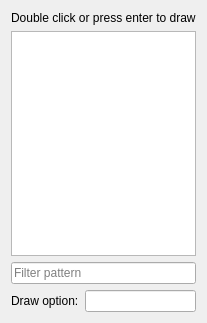
Old version of the form main/spectra/src/ViewDrawPanel.ui in the repository FRIBDAQ/SpecTcl.
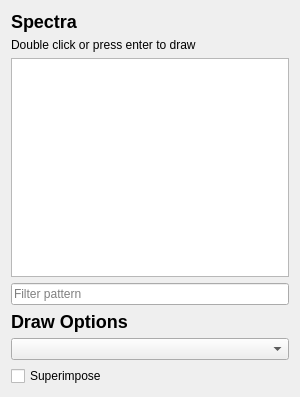
New version of the form.

Commit message: Improves drawing options

Diff of the .ui file:
```diff
--- a/main/spectra/src/ViewDrawPanel.ui
+++ b/main/spectra/src/ViewDrawPanel.ui
@@ -6,21 +6,30 @@
    <rect>
     <x>0</x>
     <y>0</y>
-    <width>202</width>
-    <height>323</height>
+    <width>300</width>
+    <height>397</height>
    </rect>
   </property>
   <property name="maximumSize">
    <size>
-    <width>250</width>
+    <width>300</width>
     <height>16777215</height>
    </size>
   </property>
   <property name="windowTitle">
    <string>Form</string>
   </property>
-  <layout class="QGridLayout" name="gridLayout">
-   <item row="0" column="0" colspan="2">
+  <layout class="QVBoxLayout" name="verticalLayout_3">
+   <item>
+    <layout class="QVBoxLayout" name="verticalLayout_2">
+     <item>
+      <widget class="QLabel" name="label">
+       <property name="text">
+        <string>&lt;html&gt;&lt;head/&gt;&lt;body&gt;&lt;p&gt;&lt;span style=&quot; font-size:x-large; font-weight:600;&quot;&gt;Spectra&lt;/span&gt;&lt;/p&gt;&lt;/body&gt;&lt;/html&gt;</string>
+       </property>
+      </widget>
+     </item>
+     <item>
     <widget class="QLabel" name="pInstructionsl">
      <property name="text">
       <string>Double click or press enter to draw</string>
@@ -30,27 +39,50 @@
      </property>
     </widget>
    </item>
-   <item row="1" column="0" colspan="2">
+     <item>
     <widget class="QListWidget" name="histList"/>
    </item>
-   <item row="2" column="0" colspan="2">
+     <item>
     <widget class="QLineEdit" name="pFilterEdit">
      <property name="placeholderText">
       <string>Filter pattern</string>
      </property>
     </widget>
    </item>
-   <item row="3" column="0">
-    <widget class="QLabel" name="pDrawOptionLabel">
+    </layout>
+   </item>
+   <item>
+    <layout class="QVBoxLayout" name="verticalLayout">
+     <item>
+      <widget class="QLabel" name="label_2">
      <property name="text">
-      <string>Draw option:</string>
+        <string>&lt;h2&gt;Draw Options&lt;/h2&gt;</string>
      </property>
     </widget>
    </item>
-   <item row="3" column="1">
-    <widget class="QLineEdit" name="pDrawOptionEdit"/>
-   </item>
-  </layout>
+     <item>
+      <widget class="QComboBox" name="pDrawOptCombo"/>
+     </item>
+     <item>
+      <widget class="QCheckBox" name="pSuperimposeSelect">
+       <property name="text">
+        <string>Superimpose</string>
+       </property>
+      </widget>
+     </item>
+    </layout>
+   </item>
+  </layout>
+  <zorder>pInstructionsl</zorder>
+  <zorder>histList</zorder>
+  <zorder>pFilterEdit</zorder>
+  <zorder>pDrawOptionLabel</zorder>
+  <zorder>pDrawOptCombo</zorder>
+  <zorder>pSuperimposeSelect</zorder>
+  <zorder>label</zorder>
+  <zorder>pDrawOptCombo</zorder>
+  <zorder>label_2</zorder>
+  <zorder>pSuperimposeSelect</zorder>
  </widget>
  <resources/>
  <connections/>
```
Lines whose indentation alone changed are shown as unchanged. The commit also changes 2 other files.
